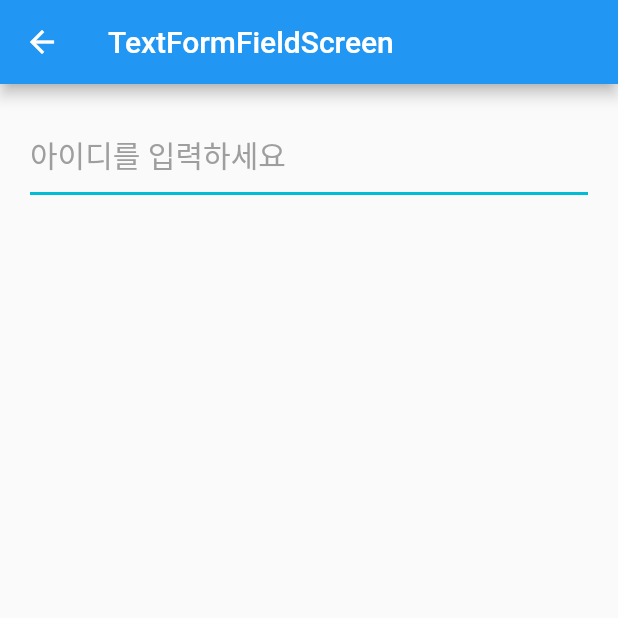
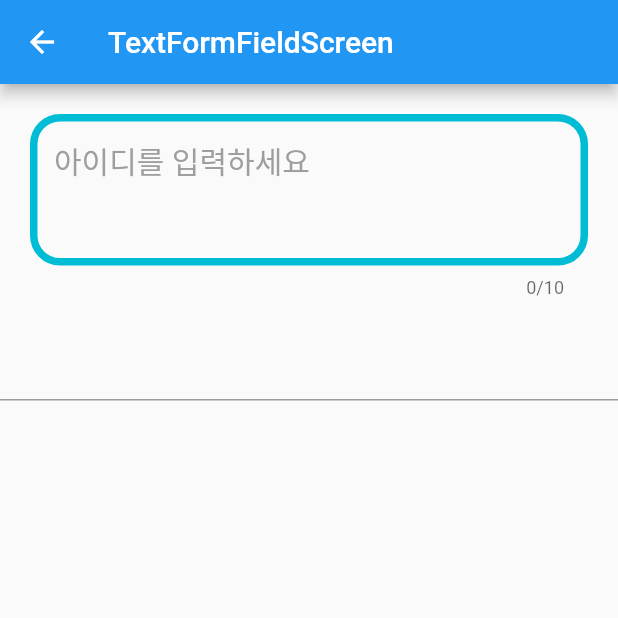
Before and after one commit to jinhan38/flutter_lecture_offline, a Flutter app: the TextFormFieldScreen screen opened directly, on a phone screen of 412 x 824 dp, the top half of it. Run offline on Flutter 3.47's test engine with Material 2 defaults, Android fonts, the phone set to English and light mode, and no system bars.

Commit message:
4주차 TextFormField 마무리

```diff
--- a/lib/ch4/text_form_field_screen.dart
+++ b/lib/ch4/text_form_field_screen.dart
@@ -20,7 +20,8 @@ class _TextFormFieldScreenState extends State<TextFormFieldScreen> {
     // addListener = controller를 붙인 TextFormField의 값이
     // 변경 될 때 마다 호출됩니다.
     controller.addListener(() {
-      print('controller : ${controller.text}');
+      // print('controller : ${controller.text}');
+      setState(() {});
     });
     super.initState();
   }
@@ -41,7 +42,12 @@ class _TextFormFieldScreenState extends State<TextFormFieldScreen> {
         // false : back 버튼 자동으로 보여주지 않음
         automaticallyImplyLeading: true,
       ),
-      body: body(),
+      body: Column(
+        children: [
+          body(),
+          TextFormField(),
+        ],
+      ),
     );
   }
 
@@ -55,6 +61,17 @@ class _TextFormFieldScreenState extends State<TextFormFieldScreen> {
         cursorColor: Colors.pink,
         cursorWidth: 5,
         // cursorHeight: 35,
+
+        // 화면에 보여지는 line의 개수
+        maxLines: 3,
+
+        maxLength: 10,
+
+        // 글자가 바뀔 때 마다 호출
+        onChanged: (value) {
+          print('value : $value');
+        },
+
         cursorRadius: const Radius.circular(3),
         decoration: InputDecoration(
           // hint : 글자를 입력하지 않았을 때 보여주는 문구
@@ -67,7 +84,7 @@ class _TextFormFieldScreenState extends State<TextFormFieldScreen> {
           enabled: true,
 
           // TextFormField 활성화 됐을 때(사용 가능할 때)
-          enabledBorder: customBorder(2, Colors.cyan),
+          enabledBorder: customBorder(5, Colors.cyan),
 
           // focus가 잡혔을 때, 커서 깜빡일 때
           focusedBorder: customBorder(2, Colors.green),
@@ -80,8 +97,14 @@ class _TextFormFieldScreenState extends State<TextFormFieldScreen> {
           // 기획 조건 : 6글자 미만인 경우 에러 문구를 보여주고 싶다.
           // 아무것도 입력하지 않은 경우에 에러 문구를 안보여준다.
           errorBorder: customBorder(2, Colors.red),
+
+          // focus는 커서가 있는 경우
+          // focusedErrorBorder를 구현하지 않으면
+          // 기본 errorBorder 적용됩니다.
+          focusedErrorBorder: customBorder(5, Colors.red),
+          contentPadding: const EdgeInsets.all(16),
           errorText: checkErrorText(),
-          errorStyle: TextStyle(fontSize: 13),
+          errorStyle: const TextStyle(fontSize: 13),
           errorMaxLines: 1,
         ),
       ),
@@ -90,6 +113,12 @@ class _TextFormFieldScreenState extends State<TextFormFieldScreen> {
 
   /// InputBorder 함수
   InputBorder customBorder(double width, Color color) {
+    // outline, 사각형의 테두리 border
+    return OutlineInputBorder(
+        borderSide: BorderSide(width: width, color: color),
+        borderRadius: BorderRadius.circular(20));
+
+    // 밑줄만 있는 border
     return UnderlineInputBorder(
       borderSide: BorderSide(width: width, color: color),
     );
@@ -112,17 +141,17 @@ class _TextFormFieldScreenState extends State<TextFormFieldScreen> {
     // 3. empty의 뜻은 비어 있다.
     // 비어있으면 true, 한글자라도 있으면 false 리턴
     if (controller.text.isEmpty) {
-      print('isEmpty');
+      // print('isEmpty');
       return null;
     }
 
     // 글자수가 6개 미만인 경우
     if (controller.text.length < 6) {
-      print('6글자 미만');
+      // print('6글자 미만');
       return "6글자 이상 입력해주세요.";
     }
 
-    print('6글자 이상');
+    // print('6글자 이상');
     return null;
   }
 }
```
Also changed, not shown: 1 other file.
